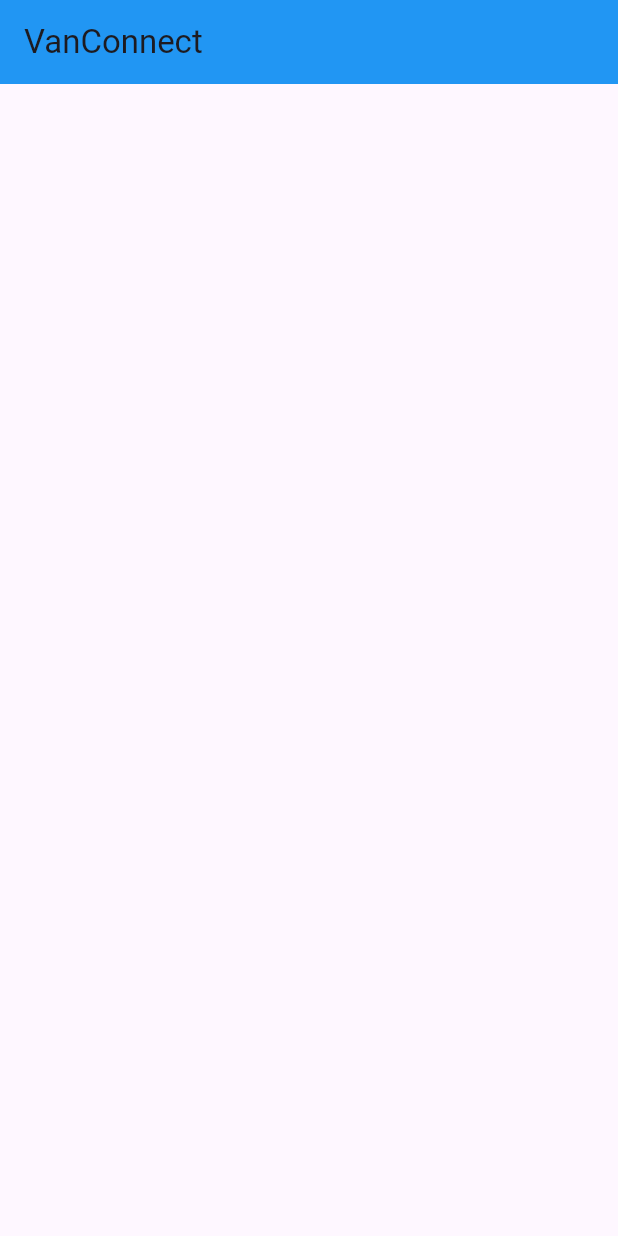
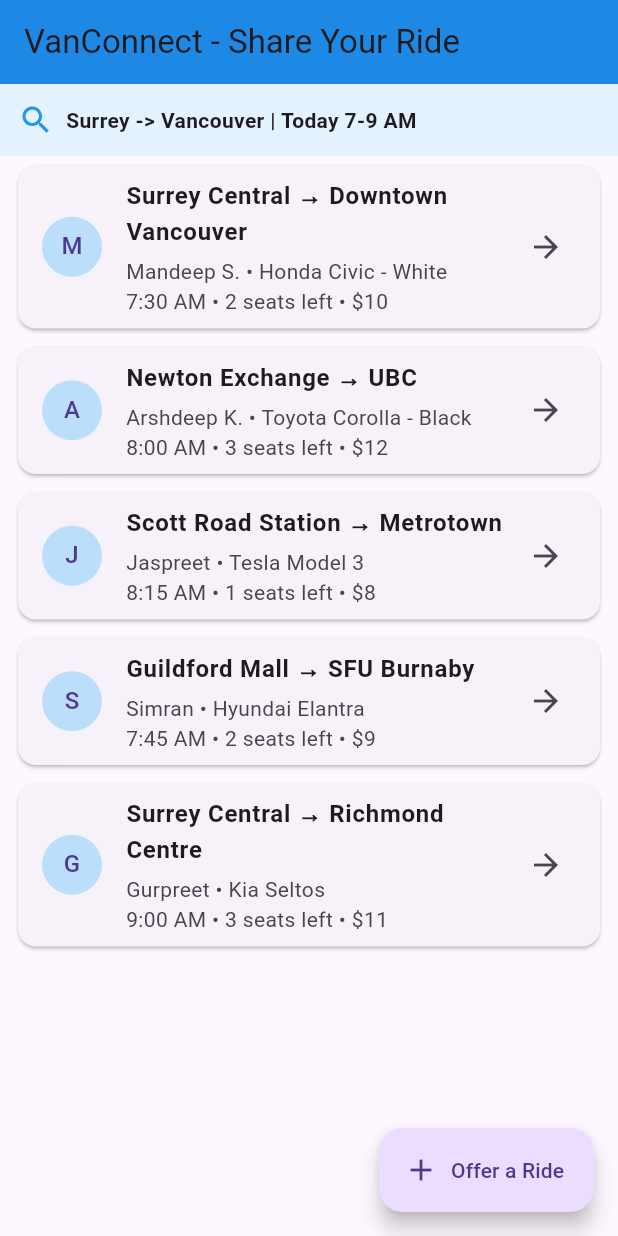
Before and after one commit to Mandeepkaur8806/vanconnect-, a Flutter app: the screen it shows after launch, on a phone screen of 412 x 824 dp. Run offline on Flutter 3.47's test engine with Material 3 defaults, Android fonts, the phone set to English and light mode, and no system bars.

Commit message:
realistic vanconnect - surrey to vancouver rides

```diff
--- a/lib/main.dart
+++ b/lib/main.dart
@@ -1,111 +1,113 @@
-import 'dart:convert';
 import 'package:flutter/material.dart';
-import 'package:http/http.dart' as http;
 
 void main() {
-  runApp(MaterialApp(
-    debugShowCheckedModeBanner: false,
-    home: VanConnectApp(),
-  ));
+  runApp(VanConnectApp());
 }
 
-class VanConnectApp extends StatefulWidget {
+class VanConnectApp extends StatelessWidget {
   @override
-  _VanConnectAppState createState() => _VanConnectAppState();
+  Widget build(BuildContext context) {
+    return MaterialApp(
+      title: 'VanConnect',
+      debugShowCheckedModeBanner: false,
+      theme: ThemeData(primarySwatch: Colors.blue),
+      home: HomePage(),
+    );
+  }
 }
 
-class _VanConnectAppState extends State<VanConnectApp> {
-  List services = [];
-  bool isLoading = true;
+class Ride {
+  String driver, from, to, time, car;
+  int seats;
+  double price;
+  Ride({required this.driver, required this.from, required this.to, required this.time, required this.car, required this.seats, required this.price});
+}
 
-  @override
-  void initState() {
-    super.initState();
-    fetchData();
-  }
-
-  Future<void> fetchData() async {
-    try {
-      var response = await http.get(
-        Uri.parse('https://jsonplaceholder.typicode.com/users'),
-      );
-      if (response.statusCode == 200) {
-        setState(() {
-          services = json.decode(response.body);
-          isLoading = false;
-        });
-      }
-    } catch (e) {
-      print('Error: $e');
-      setState(() {
-        isLoading = false;
-      });
-    }
-  }
+class HomePage extends StatelessWidget {
+  final List<Ride> rides = [
+    Ride(driver: "Mandeep S.", from: "Surrey Central", to: "Downtown Vancouver", time: "7:30 AM", car: "Honda Civic - White", seats: 2, price: 10),
+    Ride(driver: "Arshdeep K.", from: "Newton Exchange", to: "UBC", time: "8:00 AM", car: "Toyota Corolla - Black", seats: 3, price: 12),
+    Ride(driver: "Jaspreet", from: "Scott Road Station", to: "Metrotown", time: "8:15 AM", car: "Tesla Model 3", seats: 1, price: 8),
+    Ride(driver: "Simran", from: "Guildford Mall", to: "SFU Burnaby", time: "7:45 AM", car: "Hyundai Elantra", seats: 2, price: 9),
+    Ride(driver: "Gurpreet", from: "Surrey Central", to: "Richmond Centre", time: "9:00 AM", car: "Kia Seltos", seats: 3, price: 11),
+  ];
 
   @override
   Widget build(BuildContext context) {
     return Scaffold(
-      appBar: AppBar(
-        title: Text('VanConnect'),
-        backgroundColor: Colors.blue,
-      ),
-      body: isLoading
-          ? Center(child: CircularProgressIndicator())
-          : ListView.builder(
-              itemCount: services.length,
+      appBar: AppBar(title: Text("VanConnect - Share Your Ride"), backgroundColor: Color(0xFF1E88E5)),
+      body: Column(
+        children: [
+          Container(
+            padding: EdgeInsets.all(12),
+            color: Colors.blue.shade50,
+            child: Row(children: [
+              Icon(Icons.search, color: Colors.blue),
+              SizedBox(width: 8),
+              Text("Surrey -> Vancouver | Today 7-9 AM", style: TextStyle(fontWeight: FontWeight.bold))
+            ]),
+          ),
+          Expanded(
+            child: ListView.builder(
+              itemCount: rides.length,
               itemBuilder: (context, index) {
-                var item = services[index];
+                final r = rides[index];
                 return Card(
-                  margin: EdgeInsets.all(8),
+                  margin: EdgeInsets.symmetric(horizontal: 12, vertical: 6),
                   child: ListTile(
-                    leading: Icon(Icons.location_on, color: Colors.blue),
-                    title: Text(item['name']),
-                    subtitle: Text(item['email']),
+                    leading: CircleAvatar(child: Text(r.driver[0]), backgroundColor: Colors.blue[100]),
+                    title: Text("${r.from} → ${r.to}", style: TextStyle(fontWeight: FontWeight.bold)),
+                    subtitle: Column(
+                      crossAxisAlignment: CrossAxisAlignment.start,
+                      children: [
+                        SizedBox(height: 4),
+                        Text("${r.driver} • ${r.car}"),
+                        Text("${r.time} • ${r.seats} seats left • \$${r.price.toStringAsFixed(0)}"),
+                      ],
+                    ),
                     trailing: Icon(Icons.arrow_forward),
                     onTap: () {
-                      Navigator.push(
-                        context,
-                        MaterialPageRoute(
-                          builder: (context) => DetailScreen(data: item),
-                        ),
-                      );
+                      Navigator.push(context, MaterialPageRoute(builder: (_) => DetailPage(ride: r)));
                     },
                   ),
                 );
               },
             ),
+          ),
+        ],
+      ),
+      floatingActionButton: FloatingActionButton.extended(
+        onPressed: () {},
+        label: Text("Offer a Ride"),
+        icon: Icon(Icons.add),
+      ),
     );
   }
 }
 
-class DetailScreen extends StatelessWidget {
-  final data;
-  DetailScreen({required this.data});
-
+class DetailPage extends StatelessWidget {
+  final Ride ride;
+  DetailPage({required this.ride});
   @override
   Widget build(BuildContext context) {
     return Scaffold(
-      appBar: AppBar(title: Text(data['name'])),
+      appBar: AppBar(title: Text("Ride Details")),
       body: Padding(
-        padding: EdgeInsets.all(16),
+        padding: EdgeInsets.all(20),
         child: Column(
           crossAxisAlignment: CrossAxisAlignment.start,
           children: [
-            Text('Name: ${data['name']}', style: TextStyle(fontSize: 18)),
+            Text("${ride.from} → ${ride.to}", style: TextStyle(fontSize: 22, fontWeight: FontWeight.bold)),
+            SizedBox(height: 20),
+            Text("Driver: ${ride.driver} ⭐ 4.8 (120 rides)"),
+            Text("Car: ${ride.car}"),
+            Text("Time: Today at ${ride.time}"),
+            Text("Price: \$${ride.price} (split gas)"),
+            Text("Seats Available: ${ride.seats}"),
+            SizedBox(height: 30),
+            SizedBox(width: double.infinity, child: ElevatedButton(onPressed: () { ScaffoldMessenger.of(context).showSnackBar(SnackBar(content: Text("Ride Request Sent to ${ride.driver}!"))); }, child: Text("Request Ride - \$${ride.price}"))),
             SizedBox(height: 10),
-            Text('Email: ${data['email']}'),
-            SizedBox(height: 10),
-            Text('Phone: ${data['phone']}'),
-            SizedBox(height: 10),
-            Text('Address: ${data['address']['street']}, Vancouver, BC'),
-            SizedBox(height: 20),
-            ElevatedButton(
-              onPressed: () {
-                Navigator.pop(context);
-              },
-              child: Text('Go Back'),
-            )
+            Text("This is for your CGI interview — you can explain how this reduces traffic, saves money, and is eco-friendly for Vancouver commuters.", style: TextStyle(color: Colors.grey)),
           ],
         ),
       ),
```
